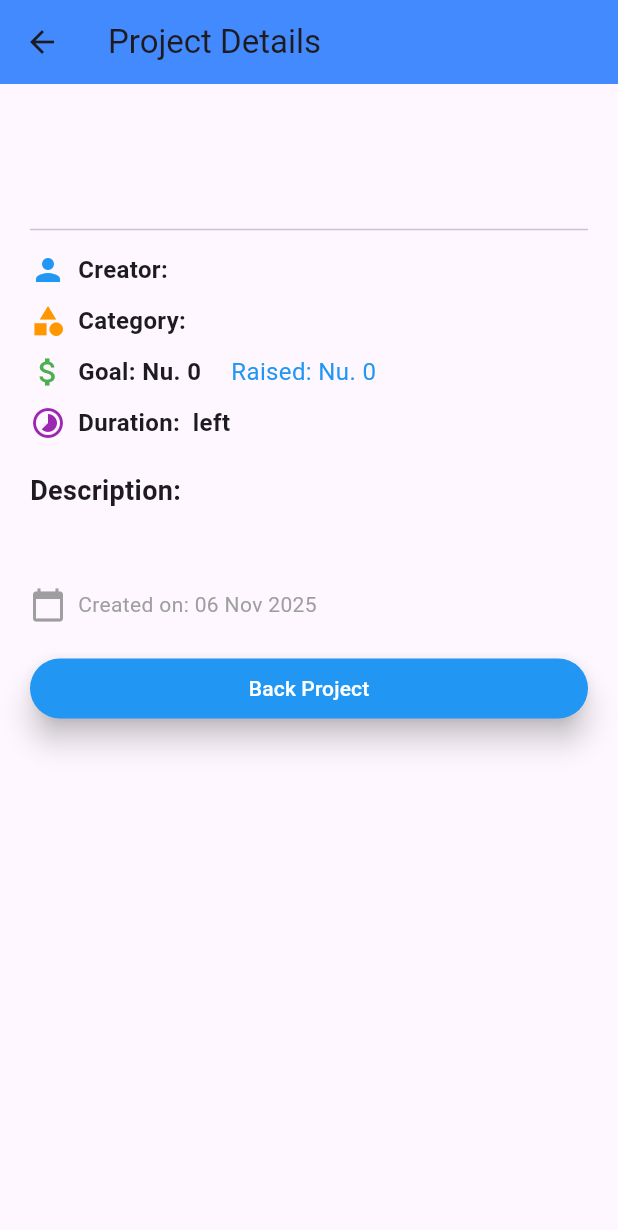
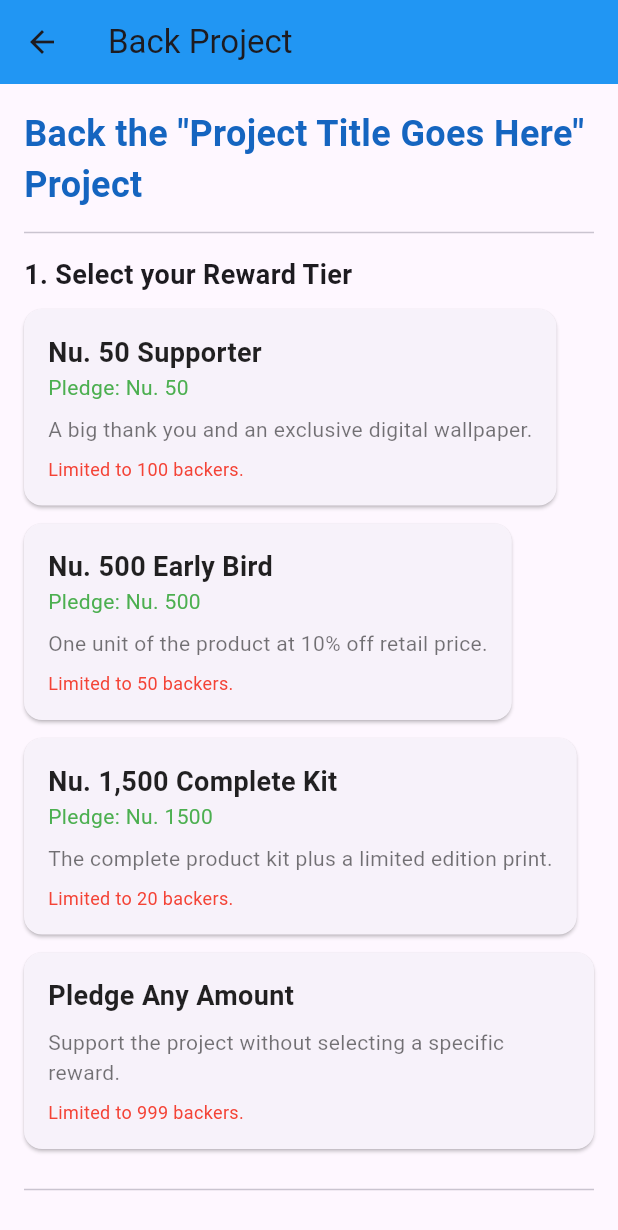
Before and after one commit to karma96-WT/DrukFunding_flutter_App, a Flutter app: the DetailPage screen opened directly with empty values, after a tap on "Back Project", on a phone screen of 412 x 824 dp. Shown: the top 1230 px of the screen. Run offline on Flutter 3.47's test engine with Material 3 defaults, Android fonts, the light colour scheme and no system bars; our stand-ins replace cloud_firestore, firebase_auth, firebase_core, image_picker; accounts and stored records are empty.

Commit message:
added-back-projects-btn-functionality

```diff
--- a/lib/ProjectDetailPage.dart
+++ b/lib/ProjectDetailPage.dart
@@ -1,6 +1,8 @@
 import 'package:cloud_firestore/cloud_firestore.dart';
+import 'package:drukfunding/pledgePage.dart';
 import 'package:flutter/material.dart';
 import 'package:intl/intl.dart';
+import 'ProfilePage.dart';
 
 class DetailPage extends StatefulWidget {
   final String projectId; // Firestore document ID
@@ -28,7 +30,12 @@ class _DetailPageState extends State<DetailPage> {
   }
 
   void _onSubmit(){
-    // Logic goes here
+    Navigator.push(
+      context,
+      MaterialPageRoute(
+        builder: (context) => PledgePage(projectId: widget.projectId),
+      ),
+    );
   }
 
   @override
@@ -213,8 +220,7 @@ class _DetailPageState extends State<DetailPage> {
                     width: double.infinity,
                     child: ElevatedButton(
                       onPressed: ()=> {
-
-                      _onSubmit,
+                      _onSubmit(),
                       },
                       child: const Text('Back Project'),
                       style: ElevatedButton.styleFrom(
--- a/lib/homePage.dart
+++ b/lib/homePage.dart
@@ -1,5 +1,6 @@
 import 'package:drukfunding/create_page.dart';
 import 'package:drukfunding/notification.dart';
+import 'package:drukfunding/pledgePage.dart';
 import 'package:flutter/material.dart';
 import 'ProfilePage.dart';
 import 'ProjectDetailPage.dart';
@@ -283,15 +284,12 @@ class ProjectCard extends StatefulWidget {
 }
 
 class _ProjectCardState extends State<ProjectCard> {
-  // 🔑 Renamed from isLiked to isSaved for clarity
   bool isSaved = false;
 
-  // --- Favorites/Saved System Logic ---
 
   @override
   void initState() {
     super.initState();
-    // 🔑 Check for the initial save status from Firestore
     _checkInitialSaveStatus();
   }
 
@@ -500,10 +498,21 @@ class _ProjectCardState extends State<ProjectCard> {
   Widget build(BuildContext context) {
     return Padding(
       padding: const EdgeInsets.only(bottom: 24.0),
+      child: InkWell(
+        onTap:() {
+
+          Navigator.push(
+            context,
+            MaterialPageRoute(
+              builder: (context) => DetailPage(projectId: widget.project.projectId),
+            ),
+          );
+        },
       child: Card(
         elevation: 4,
         shape: RoundedRectangleBorder(borderRadius: BorderRadius.circular(16)),
         child: Column(
+
           crossAxisAlignment: CrossAxisAlignment.start,
           children: [
             // --- Image Section with Overlay ---
@@ -664,7 +673,7 @@ class _ProjectCardState extends State<ProjectCard> {
                         Navigator.push(
                           context,
                           MaterialPageRoute(
-                            builder: (context) => DetailPage(projectId: widget.project.projectId),
+                            builder: (context) => PledgePage(projectId: widget.project.projectId),
                           ),
                         );
 
@@ -692,6 +701,7 @@ class _ProjectCardState extends State<ProjectCard> {
           ],
         ),
       ),
+      )
     );
   }
 }
--- /dev/null
+++ b/lib/pledgePage.dart
@@ -0,0 +1,230 @@
+import 'package:flutter/material.dart';
+import 'package:cloud_firestore/cloud_firestore.dart';
+import 'package:drukfunding/model/project.dart'; // Ensure you import your Project model
+// Assuming you have a way to fetch project details (e.g., from Firestore)
+
+// ⚠️ IMPORTANT: Placeholder Project data structure for demonstration
+// Replace this with your actual Firestore fetching logic later.
+class Reward {
+  final String id;
+  final String title;
+  final String description;
+  final double amount;
+  final int limit;
+  Reward({required this.id, required this.title, required this.description, required this.amount, required this.limit});
+}
+
+// ⚠️ IMPORTANT: Mock data for testing the UI
+final List<Reward> mockRewards = [
+  Reward(id: 'r1', title: 'Nu. 50 Supporter', description: 'A big thank you and an exclusive digital wallpaper.', amount: 50.0, limit: 100),
+  Reward(id: 'r2', title: 'Nu. 500 Early Bird', description: 'One unit of the product at 10% off retail price.', amount: 500.0, limit: 50),
+  Reward(id: 'r3', title: 'Nu. 1,500 Complete Kit', description: 'The complete product kit plus a limited edition print.', amount: 1500.0, limit: 20),
+  Reward(id: 'r4', title: 'Pledge Any Amount', description: 'Support the project without selecting a specific reward.', amount: 0.0, limit: 999),
+];
+
+// --- Main Pledge Page Widget ---
+
+class PledgePage extends StatefulWidget {
+  final String projectId;
+
+  const PledgePage({super.key, required this.projectId});
+
+  @override
+  State<PledgePage> createState() => _PledgePageState();
+}
+
+class _PledgePageState extends State<PledgePage> {
+  Reward? _selectedReward;
+  double _currentPledgeAmount = 0.0;
+
+  // ⚠️ NOTE: In a real app, you would fetch project details here to get the real rewards list.
+  // For now, we'll use mockRewards for the UI.
+
+  @override
+  Widget build(BuildContext context) {
+    return Scaffold(
+      appBar: AppBar(
+        title: const Text('Back Project'),
+        backgroundColor: Colors.blue,
+      ),
+      body: SingleChildScrollView(
+        padding: const EdgeInsets.all(16.0),
+        child: Column(
+          crossAxisAlignment: CrossAxisAlignment.start,
+          children: [
+            // Project Title (Placeholder)
+            Text(
+              'Back the "Project Title Goes Here" Project', // Replace with actual project title
+              style: TextStyle(fontSize: 24, fontWeight: FontWeight.bold, color: Colors.blue[800]),
+            ),
+            const Divider(height: 30),
+
+            // 1. Reward Selection Section
+            const Text(
+              '1. Select your Reward Tier',
+              style: TextStyle(fontSize: 18, fontWeight: FontWeight.w600),
+            ),
+            const SizedBox(height: 10),
+
+            // List of Reward Options
+            ...mockRewards.map((reward) => RewardItem(
+              reward: reward,
+              isSelected: _selectedReward?.id == reward.id,
+              onSelect: (selectedReward) {
+                setState(() {
+                  _selectedReward = selectedReward;
+                  // If it's the "Pledge Any Amount" option, initialize to a minimal amount
+                  _currentPledgeAmount = selectedReward.amount > 0 ? selectedReward.amount : 10.0;
+                });
+              },
+            )).toList(),
+
+            const Divider(height: 30),
+
+            // 2. Pledge Amount Adjustment (Only if a reward is selected)
+            if (_selectedReward != null) ...[
+              const Text(
+                '2. Confirm Pledge Amount',
+                style: TextStyle(fontSize: 18, fontWeight: FontWeight.w600),
+              ),
+              const SizedBox(height: 10),
+
+              if (_selectedReward!.amount == 0) // Special input for "Pledge Any Amount"
+                Padding(
+                  padding: const EdgeInsets.only(bottom: 16.0),
+                  child: TextFormField(
+                    initialValue: _currentPledgeAmount.toStringAsFixed(0),
+                    keyboardType: TextInputType.number,
+                    decoration: const InputDecoration(
+                      labelText: 'Custom Pledge Amount (Nu.)',
+                      border: OutlineInputBorder(),
+                      prefixText: 'Nu. ',
+                    ),
+                    onChanged: (value) {
+                      setState(() {
+                        _currentPledgeAmount = double.tryParse(value) ?? 0.0;
+                      });
+                    },
+                  ),
+                )
+              else
+                Text(
+                  'Your pledge amount is fixed at Nu. ${_selectedReward!.amount.toStringAsFixed(0)} for the ${_selectedReward!.title} reward.',
+                  style: const TextStyle(fontSize: 16, color: Colors.green),
+                ),
+
+              const Divider(height: 30),
+
+              // 3. Final Summary and Action Button
+              Row(
+                mainAxisAlignment: MainAxisAlignment.spaceBetween,
+                children: [
+                  const Text(
+                    'Final Pledge Total:',
+                    style: TextStyle(fontSize: 18, fontWeight: FontWeight.bold),
+                  ),
+                  Text(
+                    'Nu. ${_currentPledgeAmount.toStringAsFixed(2)}',
+                    style: TextStyle(fontSize: 22, fontWeight: FontWeight.w900, color: Colors.red[700]),
+                  ),
+                ],
+              ),
+              const SizedBox(height: 20),
+
+              SizedBox(
+                width: double.infinity,
+                child: ElevatedButton.icon(
+                  onPressed: _currentPledgeAmount > 0 ? _startPaymentFlow : null,
+                  icon: const Icon(Icons.payment, color: Colors.white),
+                  label: Text(
+                    'Continue to Payment (Nu. ${_currentPledgeAmount.toStringAsFixed(0)})',
+                    style: const TextStyle(color: Colors.white),
+                  ),
+                  style: ElevatedButton.styleFrom(
+                    backgroundColor: Colors.blue[700],
+                    padding: const EdgeInsets.symmetric(vertical: 15),
+                    shape: RoundedRectangleBorder(borderRadius: BorderRadius.circular(10)),
+                  ),
+                ),
+              ),
+            ],
+          ],
+        ),
+      ),
+    );
+  }
+
+  void _startPaymentFlow() {
+    // 🛑 To be implemented: This is where you would navigate to the
+    // payment processing screen (e.g., Stripe/Razorpay integration).
+    ScaffoldMessenger.of(context).showSnackBar(
+        SnackBar(content: Text('Processing pledge of Nu. ${_currentPledgeAmount.toStringAsFixed(2)} for ${widget.projectId}'))
+    );
+    // Navigator.push(context, MaterialPageRoute(builder: (context) => PaymentScreen(amount: _currentPledgeAmount, reward: _selectedReward)));
+  }
+}
+
+// --- Reward Item Widget (Used in PledgePage) ---
+
+class RewardItem extends StatelessWidget {
+  final Reward reward;
+  final bool isSelected;
+  final Function(Reward) onSelect;
+
+  const RewardItem({
+    super.key,
+    required this.reward,
+    required this.isSelected,
+    required this.onSelect,
+  });
+
+  @override
+  Widget build(BuildContext context) {
+    return Card(
+      margin: const EdgeInsets.only(bottom: 12),
+      elevation: isSelected ? 4 : 1,
+      shape: RoundedRectangleBorder(
+        borderRadius: BorderRadius.circular(12),
+        side: isSelected
+            ? BorderSide(color: Colors.blue[700]!, width: 3.0)
+            : BorderSide.none,
+      ),
+      child: InkWell(
+        borderRadius: BorderRadius.circular(12),
+        onTap: () => onSelect(reward),
+        child: Padding(
+          padding: const EdgeInsets.all(16.0),
+          child: Column(
+            crossAxisAlignment: CrossAxisAlignment.start,
+            children: [
+              Text(
+                reward.title,
+                style: TextStyle(
+                  fontSize: 18,
+                  fontWeight: FontWeight.bold,
+                  color: isSelected ? Colors.blue[700] : Colors.black87,
+                ),
+              ),
+              if (reward.amount > 0)
+                Text(
+                  'Pledge: Nu. ${reward.amount.toStringAsFixed(0)}',
+                  style: const TextStyle(fontSize: 14, color: Colors.green),
+                ),
+              const SizedBox(height: 8),
+              Text(
+                reward.description,
+                style: const TextStyle(fontSize: 14, color: Colors.black54),
+              ),
+              const SizedBox(height: 8),
+              if (reward.limit > 0)
+                Text(
+                  'Limited to ${reward.limit} backers.',
+                  style: const TextStyle(fontSize: 12, color: Colors.red),
+                ),
+            ],
+          ),
+        ),
+      ),
+    );
+  }
+}
```
Also changed, not shown: lib/FavouritePage.dart (+46 -17 lines), lib/ProfilePage.dart (+105 -18 lines), lib/SearchPage.dart (+11 -0 lines).
